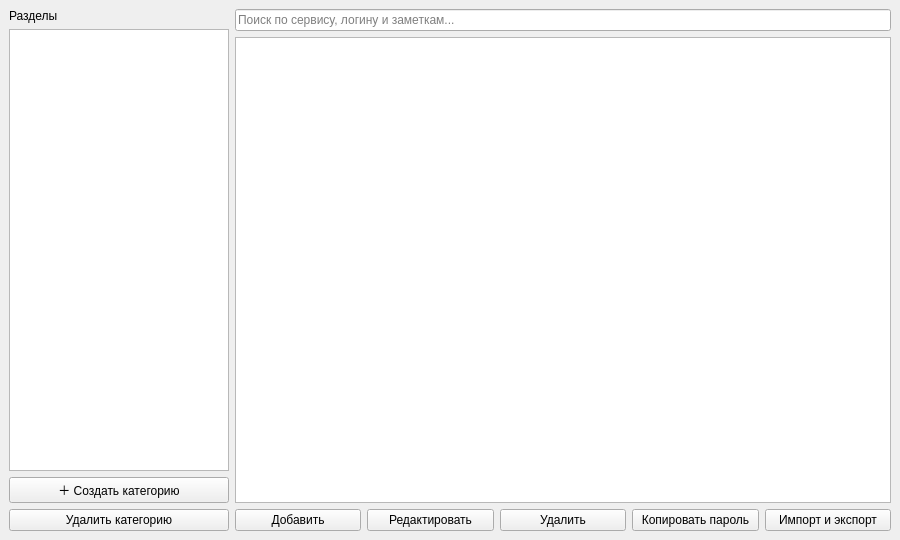
First picture: the form in ui/main_window.ui, repository andrei27062010-blip/password-manager-pyqt, before the edit.
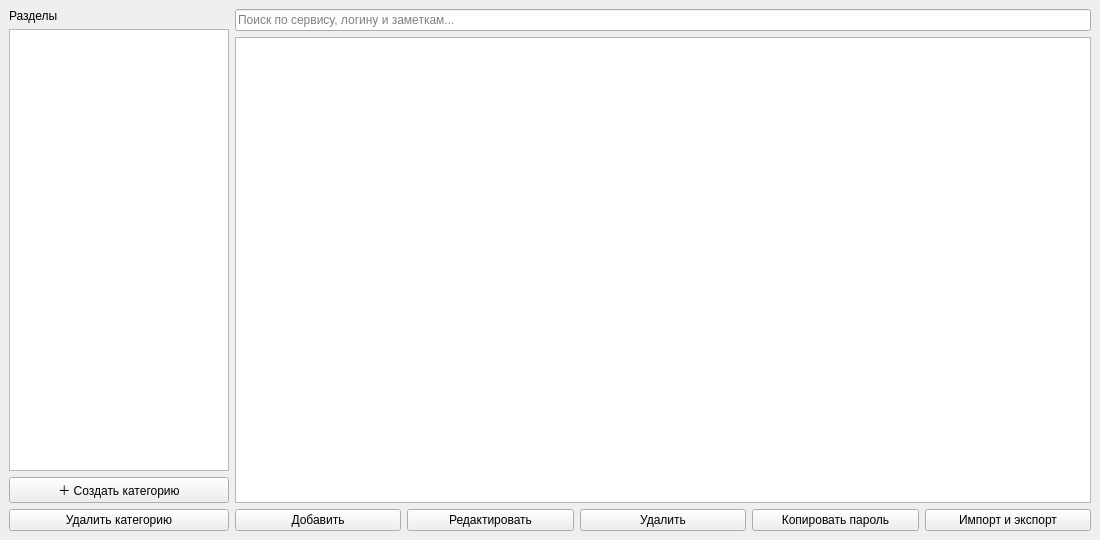
Second picture: the form after the edit.

Commit message: Улучшено управление с клавиатуры

Patch:
```diff
--- a/ui/main_window.ui
+++ b/ui/main_window.ui
@@ -3,7 +3,7 @@
  <class>MainWindow</class>
  <widget class="QMainWindow" name="MainWindow">
   <property name="geometry">
-   <rect><x>0</x><y>0</y><width>900</width><height>540</height></rect>
+   <rect><x>0</x><y>0</y><width>1100</width><height>540</height></rect>
   </property>
   <property name="windowTitle"><string>Менеджер паролей</string></property>
   <widget class="QWidget" name="centralwidget">
```
The commit also changes 2 other files.
